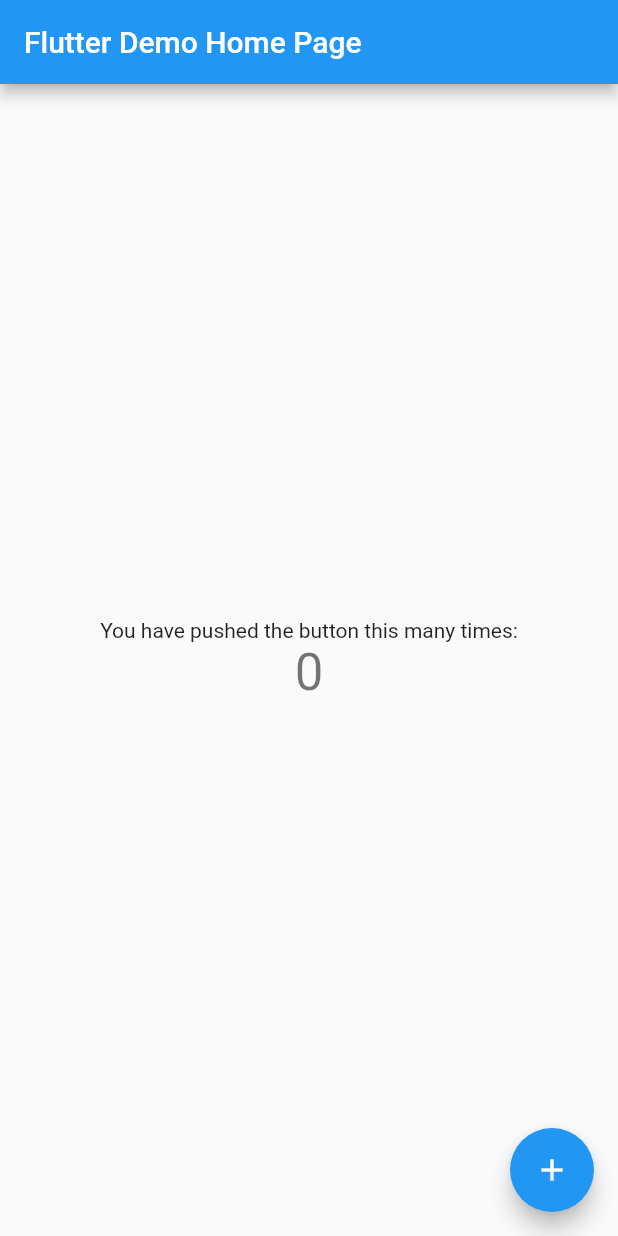
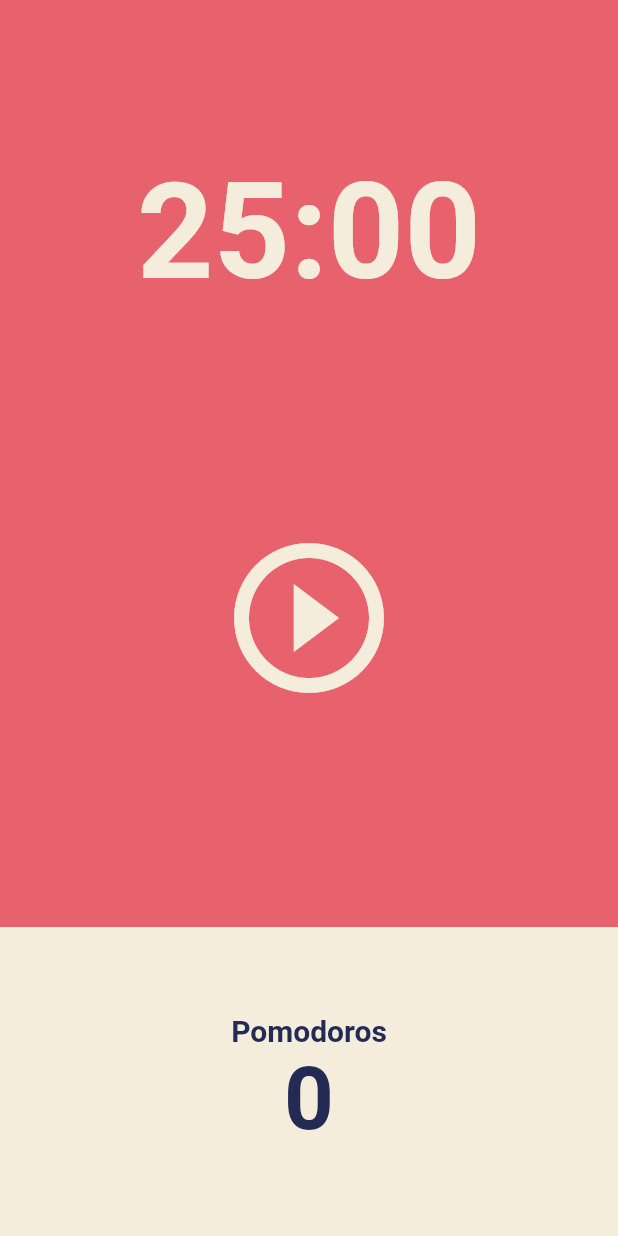
Before and after one commit to blueland99/FlutterPomodoro, a Flutter app: the screen it shows after launch, on a phone screen of 412 x 824 dp. Run offline on Flutter 3.47's test engine with Material 2 defaults, Android fonts, the phone set to English and light mode, and no system bars.

Commit message:
반응형 Widget

```diff
--- a/lib/main.dart
+++ b/lib/main.dart
@@ -1,115 +1,31 @@
 import 'package:flutter/material.dart';
+import 'package:flutter_pomodoro/screens/home_screen.dart';
 
 void main() {
   runApp(const MyApp());
 }
 
-class MyApp extends StatelessWidget {
+class MyApp extends StatefulWidget {
   const MyApp({Key? key}) : super(key: key);
 
-  // This widget is the root of your application.
+  @override
+  State<MyApp> createState() => _MyAppState();
+}
+
+class _MyAppState extends State<MyApp> {
   @override
   Widget build(BuildContext context) {
     return MaterialApp(
-      title: 'Flutter Demo',
       theme: ThemeData(
-        // This is the theme of your application.
-        //
-        // Try running your application with "flutter run". You'll see the
-        // application has a blue toolbar. Then, without quitting the app, try
-        // changing the primarySwatch below to Colors.green and then invoke
-        // "hot reload" (press "r" in the console where you ran "flutter run",
-        // or simply save your changes to "hot reload" in a Flutter IDE).
-        // Notice that the counter didn't reset back to zero; the application
-        // is not restarted.
-        primarySwatch: Colors.blue,
+        backgroundColor: const Color(0xFFE7626C),
+        textTheme: const TextTheme(
+          headline1: TextStyle(
+            color: Color(0xFF232B55),
+          ),
+        ),
+        cardColor: const Color(0xFFF4EDDB),
       ),
-      home: const MyHomePage(title: 'Flutter Demo Home Page'),
+      home: const HomeScreen()
     );
   }
 }
-
-class MyHomePage extends StatefulWidget {
-  const MyHomePage({Key? key, required this.title}) : super(key: key);
-
-  // This widget is the home page of your application. It is stateful, meaning
-  // that it has a State object (defined below) that contains fields that affect
-  // how it looks.
-
-  // This class is the configuration for the state. It holds the values (in this
-  // case the title) provided by the parent (in this case the App widget) and
-  // used by the build method of the State. Fields in a Widget subclass are
-  // always marked "final".
-
-  final String title;
-
-  @override
-  State<MyHomePage> createState() => _MyHomePageState();
-}
-
-class _MyHomePageState extends State<MyHomePage> {
-  int _counter = 0;
-
-  void _incrementCounter() {
-    setState(() {
-      // This call to setState tells the Flutter framework that something has
-      // changed in this State, which causes it to rerun the build method below
-      // so that the display can reflect the updated values. If we changed
-      // _counter without calling setState(), then the build method would not be
-      // called again, and so nothing would appear to happen.
-      _counter++;
-    });
-  }
-
-  @override
-  Widget build(BuildContext context) {
-    // This method is rerun every time setState is called, for instance as done
-    // by the _incrementCounter method above.
-    //
-    // The Flutter framework has been optimized to make rerunning build methods
-    // fast, so that you can just rebuild anything that needs updating rather
-    // than having to individually change instances of widgets.
-    return Scaffold(
-      appBar: AppBar(
-        // Here we take the value from the MyHomePage object that was created by
-        // the App.build method, and use it to set our appbar title.
-        title: Text(widget.title),
-      ),
-      body: Center(
-        // Center is a layout widget. It takes a single child and positions it
-        // in the middle of the parent.
-        child: Column(
-          // Column is also a layout widget. It takes a list of children and
-          // arranges them vertically. By default, it sizes itself to fit its
-          // children horizontally, and tries to be as tall as its parent.
-          //
-          // Invoke "debug painting" (press "p" in the console, choose the
-          // "Toggle Debug Paint" action from the Flutter Inspector in Android
-          // Studio, or the "Toggle Debug Paint" command in Visual Studio Code)
-          // to see the wireframe for each widget.
-          //
-          // Column has various properties to control how it sizes itself and
-          // how it positions its children. Here we use mainAxisAlignment to
-          // center the children vertically; the main axis here is the vertical
-          // axis because Columns are vertical (the cross axis would be
-          // horizontal).
-          mainAxisAlignment: MainAxisAlignment.center,
-          children: <Widget>[
-            const Text(
-              'You have pushed the button this many times:',
-            ),
-            Text(
-              '$_counter',
-              style: Theme.of(context).textTheme.headline4,
-            ),
-          ],
-        ),
-      ),
-      floatingActionButton: FloatingActionButton(
-        onPressed: _incrementCounter,
-        tooltip: 'Increment',
-        child: const Icon(Icons.add),
-      ), // This trailing comma makes auto-formatting nicer for build methods.
-    );
-  }
-}
--- /dev/null
+++ b/lib/screens/home_screen.dart
@@ -0,0 +1,83 @@
+import 'package:flutter/material.dart';
+
+class HomeScreen extends StatefulWidget {
+  const HomeScreen({Key? key}) : super(key: key);
+
+  @override
+  State<HomeScreen> createState() => _HomeScreenState();
+}
+
+class _HomeScreenState extends State<HomeScreen> {
+  @override
+  Widget build(BuildContext context) {
+    return Scaffold(
+      backgroundColor: Theme.of(context).backgroundColor,
+      body: Column(
+        children: [
+          Flexible(
+            flex: 1,
+            child: Container(
+              alignment: Alignment.bottomCenter,
+              child: Text(
+                '25:00',
+                style: TextStyle(
+                  color: Theme.of(context).cardColor,
+                  fontSize: 89,
+                  fontWeight: FontWeight.w600,
+                ),
+              ),
+            ),
+          ),
+          Flexible(
+            flex: 2,
+            child: Center(
+              child: IconButton(
+                onPressed: () {},
+                iconSize: 120,
+                color: Theme.of(context).cardColor,
+                icon: const Icon(
+                  Icons.play_circle_outline,
+                ),
+              ),
+            ),
+          ),
+          Flexible(
+            flex: 1,
+            child: Row(
+              children: [
+                Expanded(
+                  child: Container(
+                    decoration: BoxDecoration(
+                      color: Theme.of(context).cardColor,
+                    ),
+                    child: Column(
+                      mainAxisAlignment: MainAxisAlignment.center,
+                      children: [
+                        Text(
+                          'Pomodoros',
+                          style: TextStyle(
+                            fontSize: 20,
+                            fontWeight: FontWeight.w600,
+                            color: Theme.of(context).textTheme.headline1!.color,
+                          ),
+                        ),
+                        Text(
+                          '0',
+                          style: TextStyle(
+                            fontSize: 58,
+                            fontWeight: FontWeight.w600,
+                            color: Theme.of(context).textTheme.headline1!.color,
+                          ),
+                        ),
+                      ],
+                    ),
+                  ),
+                ),
+              ],
+            ),
+          ),
+        ],
+      ),
+    );
+  }
+}
```
Also changed, not shown: 1 other file.
